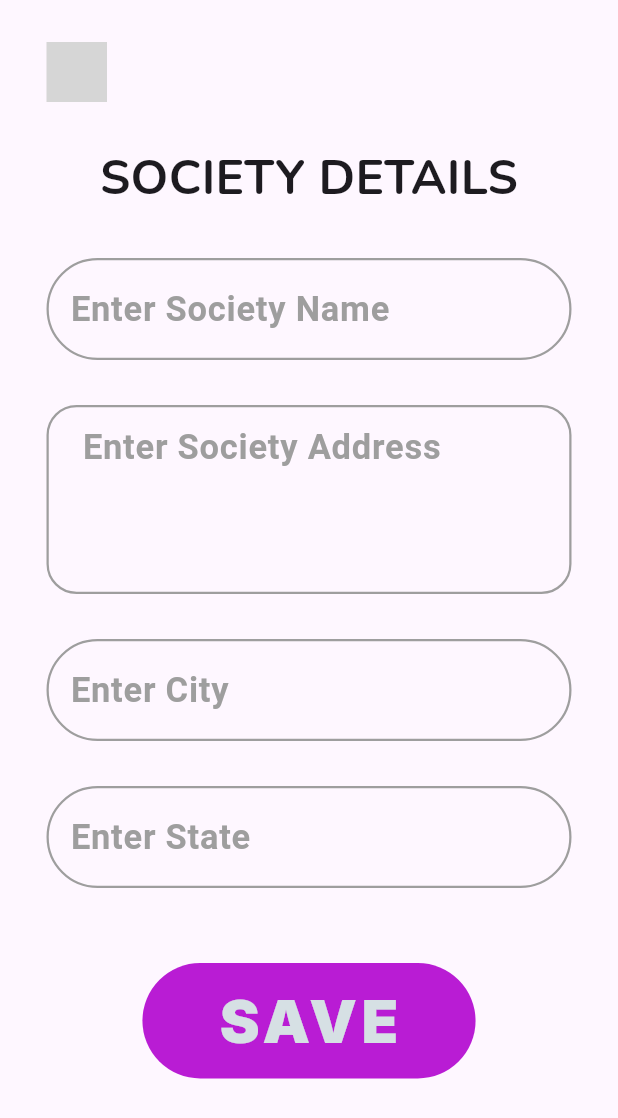
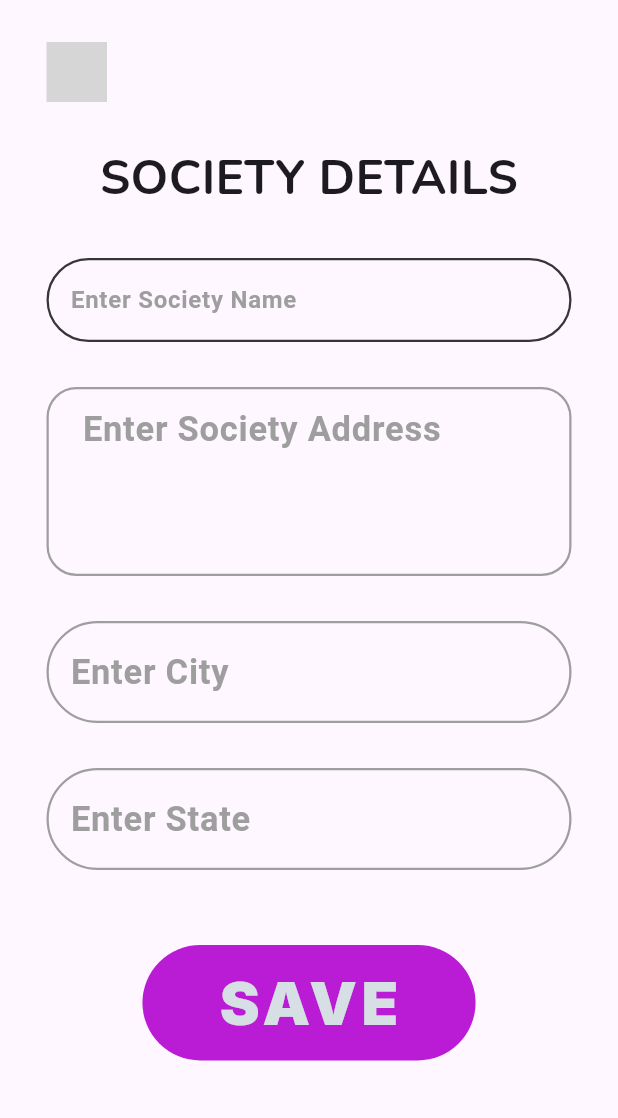
Before and after one commit to chetanyk655/Society, a Flutter app: the screen it shows after launch, on a phone screen of 412 x 824 dp. Shown: the top 1118 px of the screen. Run offline on Flutter 3.47's test engine with Material 3 defaults, Android fonts, the phone set to English and light mode, and no system bars; our stand-ins replace flutter_svg, google_fonts; grey boxes are pictures that could not be loaded.

Commit message:
size change kiya hai

```diff
--- a/lib/main.dart
+++ b/lib/main.dart
@@ -1,10 +1,10 @@
 import 'package:flutter/material.dart';
 import 'package:flutter/services.dart';
 import 'package:first_app/society_details.dart';
-import 'package:flutter/rendering.dart';
+//import 'package:flutter/rendering.dart';
 
 void main() {
-  debugPaintSizeEnabled = true;
+  //debugPaintSizeEnabled = true;
   WidgetsFlutterBinding.ensureInitialized();
   SystemChrome.setPreferredOrientations([
     DeviceOrientation.portraitUp,
--- a/lib/society_details.dart
+++ b/lib/society_details.dart
@@ -58,7 +58,7 @@ class _SocietyDetailsState extends State<SocietyDetails> {
                   width: 350,
                   child: TextField(
                     style: GoogleFonts.nunito(
-                      fontSize: 24,
+                      fontSize: 16,
                       fontWeight: FontWeight.bold,
                       color: const Color.fromARGB(255, 60, 58, 58),
                     ),
@@ -66,15 +66,15 @@ class _SocietyDetailsState extends State<SocietyDetails> {
                       hintText: "Enter Society Name",
                       focusedBorder: const OutlineInputBorder(
                         borderRadius: BorderRadius.all(Radius.circular(50)),
-                        borderSide: BorderSide(color: Colors.grey, width: 1.5),
+                        borderSide: BorderSide(color: Color.fromARGB(255, 52, 51, 51), width: 1.5),
                       ),
                       enabledBorder: const OutlineInputBorder(
                         borderRadius: BorderRadius.all(Radius.circular(50)),
-                        borderSide: BorderSide(color: Colors.grey, width: 1.5),
+                        borderSide: BorderSide(color: Color.fromARGB(255, 55, 54, 54), width: 1.5),
                       ),
                       hintStyle: GoogleFonts.roboto(
                         color: Colors.grey,
-                        fontSize: 23,
+                        fontSize: 16,
                         fontWeight: FontWeight.bold,
                       ),
                     ),
```
Also changed, not shown: lib/starting_screen.dart (+52 -0 lines), 2 other files.
